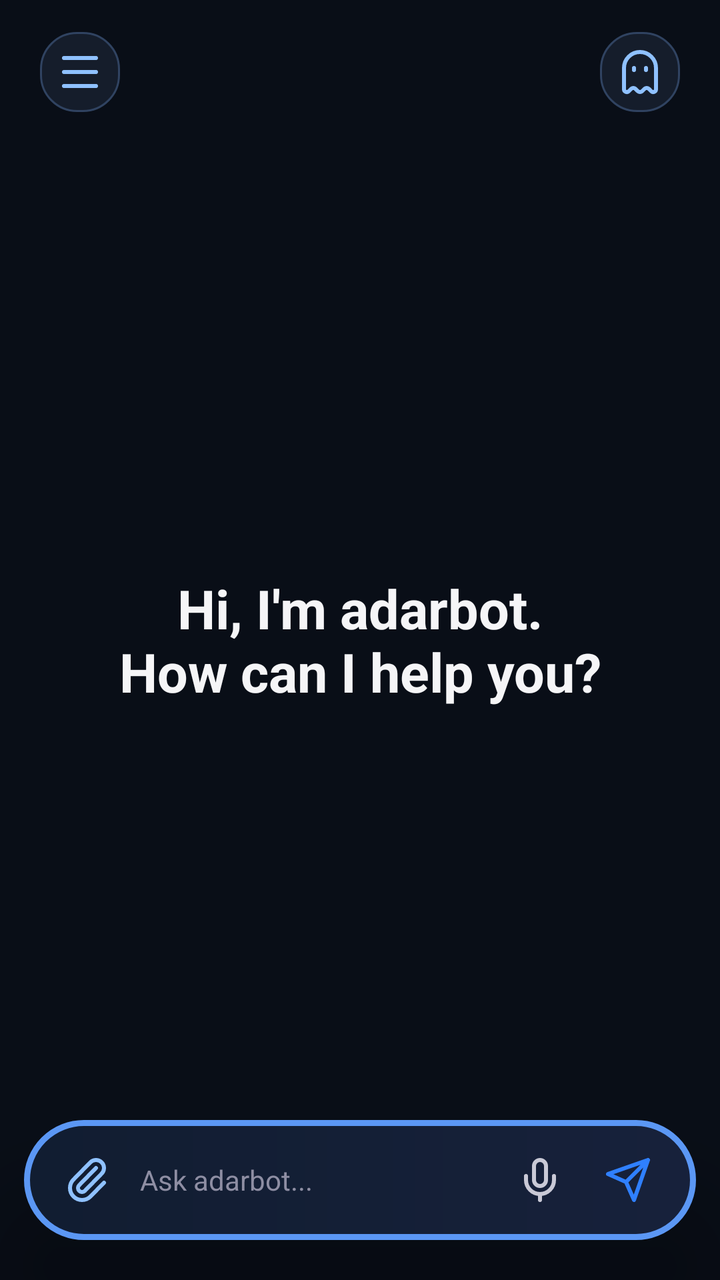
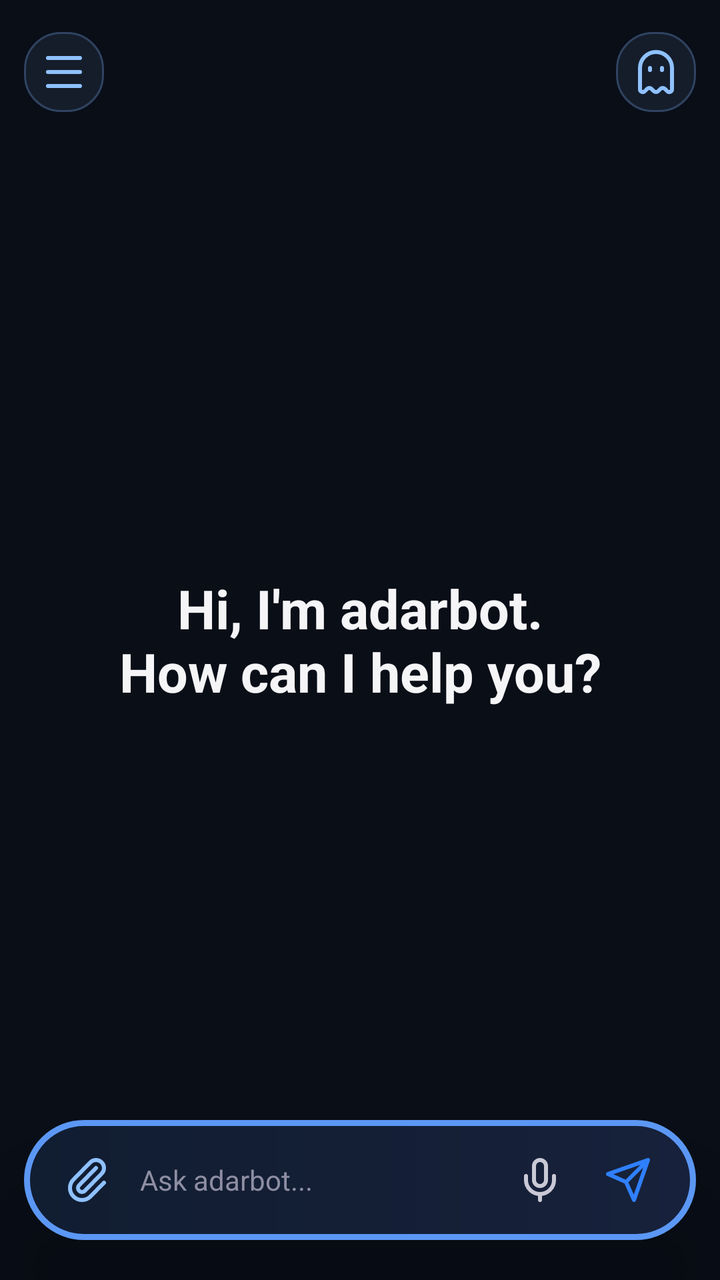

Two renders of the same Android screen: before a commit and after it. Below are the layout's source before the change and the commit's diff.
<!-- AndroidManifest.xml: activity theme Theme.NemotronVoiceIME -->
<!-- res/layout/activity_chat.xml -->
<?xml version="1.0" encoding="utf-8"?>
<FrameLayout xmlns:android="http://schemas.android.com/apk/res/android"
    android:layout_width="match_parent"
    android:layout_height="match_parent"
    android:background="#090E17">

    <LinearLayout
        android:layout_width="match_parent"
        android:layout_height="match_parent"
        android:orientation="vertical">

    <FrameLayout
        android:layout_width="match_parent"
        android:layout_height="0dp"
        android:layout_weight="1">
        <androidx.recyclerview.widget.RecyclerView
            android:id="@+id/recyclerMessages"
            android:layout_width="match_parent"
            android:layout_height="match_parent"
            android:scrollbars="none"
            android:clipToPadding="false"
            android:paddingTop="92dp"
            android:paddingBottom="112dp" />
        <TextView
            android:id="@+id/welcomeView"
            android:layout_width="match_parent"
            android:layout_height="wrap_content"
            android:layout_gravity="center"
            android:gravity="center"
            android:text="Hi, I'm adarbot.\nHow can I help you?"
            android:textColor="#F5F5F7"
            android:textSize="27sp"
            android:textStyle="bold" />
    </FrameLayout>

    </LinearLayout>

    
    <LinearLayout
        android:layout_width="match_parent"
        android:layout_height="56dp"
        android:layout_gravity="top|center_horizontal"
        android:layout_marginLeft="12dp"
        android:layout_marginTop="8dp"
        android:layout_marginRight="12dp"
        android:background="@android:color/transparent"
        android:gravity="center_vertical"
        android:orientation="horizontal"
        android:paddingLeft="0dp"
        android:paddingRight="0dp">
        <LinearLayout
            android:layout_width="48dp"
            android:layout_height="40dp"
            android:gravity="center_vertical|end">
            <ImageButton
                android:id="@+id/btnMenuChat"
                android:layout_width="40dp"
                android:layout_height="40dp"
                android:background="@drawable/bg_chip"
                android:contentDescription="Open chat menu"
                android:padding="8dp"
                android:src="@drawable/ic_menu"
                android:tint="#8FC1FF" />
            <ImageButton
                android:id="@+id/btnBack"
                android:layout_width="40dp"
                android:layout_height="40dp"
                android:background="?attr/selectableItemBackgroundBorderless"
                android:contentDescription="Back"
                android:padding="8dp"
                android:src="@drawable/ic_back"
                android:tint="#EDEDF0"
                android:visibility="gone" />
        </LinearLayout>
        <TextView
            android:id="@+id/convTitle"
            android:layout_width="0dp"
            android:layout_height="match_parent"
            android:layout_weight="1"
            android:ellipsize="end"
            android:gravity="center"
            android:maxLines="1"
            android:text="adarbot"
            android:textColor="#EDEDF0"
            android:textSize="17sp"
            android:textStyle="bold"
            android:visibility="invisible" />
        <LinearLayout
            android:layout_width="48dp"
            android:layout_height="40dp"
            android:gravity="center_vertical">
            <ImageButton
                android:id="@+id/btnIncognitoHome"
                android:layout_width="40dp"
                android:layout_height="40dp"
                android:background="@drawable/bg_chip"
                android:contentDescription="New incognito chat"
                android:padding="9dp"
                android:src="@drawable/ic_ghost"
                android:tint="#8FC1FF" />
            <ImageButton
                android:id="@+id/btnDelete"
                android:layout_width="40dp"
                android:layout_height="40dp"
                android:background="@drawable/bg_chip"
                android:contentDescription="Delete conversation"
                android:padding="10dp"
                android:src="@drawable/ic_trash"
                android:tint="#8FC1FF"
                android:visibility="gone" />
        </LinearLayout>
    </LinearLayout>

    <LinearLayout
        android:id="@+id/chatAttachmentPreview"
        android:layout_width="wrap_content"
        android:layout_height="wrap_content"
        android:layout_gravity="bottom|start"
        android:layout_marginLeft="22dp"
        android:layout_marginBottom="82dp"
        android:orientation="horizontal"
        android:gravity="center_vertical"
        android:padding="6dp"
        android:background="@drawable/bg_assist_preview"
        android:clipToOutline="true"
        android:elevation="24dp"
        android:visibility="gone">
        <ImageView
            android:id="@+id/chatAttachmentImage"
            android:layout_width="72dp"
            android:layout_height="48dp"
            android:background="@drawable/bg_assist_preview"
            android:clipToOutline="true"
            android:contentDescription="Attachment preview"
            android:outlineProvider="background"
            android:scaleType="centerCrop"
            android:visibility="gone" />
        <ImageView
            android:id="@+id/chatFileIcon"
            android:layout_width="32dp"
            android:layout_height="32dp"
            android:layout_marginLeft="6dp"
            android:contentDescription="File icon"
            android:src="@drawable/ic_file"
            android:tint="#8FC1FF"
            android:visibility="gone" />
        <TextView
            android:id="@+id/chatFileName"
            android:layout_width="wrap_content"
            android:layout_height="wrap_content"
            android:layout_marginLeft="8dp"
            android:layout_marginRight="8dp"
            android:ellipsize="end"
            android:maxLines="1"
            android:maxWidth="140dp"
            android:textColor="#EDEDF0"
            android:textSize="13sp"
            android:visibility="gone" />
        <ImageButton
            android:id="@+id/chatAttachmentRemove"
            android:layout_width="28dp"
            android:layout_height="28dp"
            android:background="@drawable/bg_assist_icon"
            android:contentDescription="Remove attachment"
            android:padding="6dp"
            android:src="@drawable/ic_close"
            android:tint="#FFFFFF" />
    </LinearLayout>

    
    <LinearLayout
        android:id="@+id/chatComposer"
        android:layout_width="match_parent"
        android:layout_height="wrap_content"
        android:layout_gravity="bottom"
        android:layout_marginLeft="12dp"
        android:layout_marginRight="12dp"
        android:layout_marginTop="14dp"
        android:layout_marginBottom="20dp"
        android:background="@drawable/bg_float_bar"
        android:elevation="24dp"
        android:translationZ="8dp"
        android:gravity="end"
        android:orientation="vertical"
        android:paddingLeft="12dp"
        android:paddingTop="8dp"
        android:paddingRight="12dp"
        android:paddingBottom="8dp">

        <TextView
            android:id="@+id/modelChip"
            android:layout_width="wrap_content"
            android:layout_height="wrap_content"
            android:layout_marginRight="4dp"
            android:layout_marginBottom="3dp"
            android:background="@drawable/bg_chip"
            android:paddingLeft="12dp"
            android:paddingTop="5dp"
            android:paddingRight="12dp"
            android:paddingBottom="5dp"
            android:text="DeepSeek"
            android:textColor="#C9C9D6"
            android:textSize="12sp"
            android:visibility="gone" />

        <LinearLayout
            android:layout_width="match_parent"
            android:layout_height="wrap_content"
            android:gravity="center_vertical"
            android:orientation="horizontal">

        <ImageButton
            android:id="@+id/btnAttach"
            android:layout_width="40dp"
            android:layout_height="44dp"
            android:background="@android:color/transparent"
            android:contentDescription="Attach"
            android:padding="9dp"
            android:src="@drawable/ic_attach"
            android:tint="#8FC1FF" />

        <EditText
            android:id="@+id/inputField"
            android:layout_width="0dp"
            android:layout_height="wrap_content"
            android:layout_weight="1"
            android:layout_marginLeft="0dp"
            android:layout_marginRight="2dp"
            android:background="@android:color/transparent"
            android:gravity="center_vertical"
            android:hint="Ask adarbot..."
            android:imeOptions="actionSend|flagNoFullscreen"
            android:importantForAutofill="no"
            android:inputType="text|textNoSuggestions"
            android:maxLines="1"
            android:singleLine="true"
            android:paddingLeft="6dp"
            android:paddingRight="6dp"
            android:textColor="#EDEDF0"
            android:textColorHint="#8E8EA3"
            android:textColorHighlight="@color/adarbot_selection"
            android:lineSpacingExtra="4dp"
            android:textSize="14sp" />

        <ImageButton
            android:id="@+id/btnMic"
            android:layout_width="44dp"
            android:layout_height="44dp"
            android:background="@android:color/transparent"
            android:contentDescription="Voice input"
            android:padding="10dp"
            android:src="@drawable/ic_mic"
            android:tint="#C9C9D6" />

        <FrameLayout
            android:layout_width="44dp"
            android:layout_height="44dp">
            <ImageButton
                android:id="@+id/btnSend"
                android:layout_width="match_parent"
                android:layout_height="match_parent"
                android:background="@android:color/transparent"
                android:contentDescription="Send"
                android:padding="10dp"
                android:src="@drawable/ic_send"
                android:tint="#2F80FF" />
        </FrameLayout>
        </LinearLayout>
    </LinearLayout>
</FrameLayout>
<!-- resources referenced by this layout -->
<resources>
  <color name="adarbot_selection">#335B97F4</color>
  <!-- drawable bg_assist_preview (drawable) -->
  <shape xmlns:android="http://schemas.android.com/apk/res/android" android:shape="rectangle">
      <solid android:color="#171B24" />
      <corners android:radius="28dp" />
  </shape>
  <!-- drawable bg_chip (drawable) -->
  <shape xmlns:android="http://schemas.android.com/apk/res/android"
      android:shape="rectangle">
      <solid android:color="#151D2B" />
      <stroke android:width="1dp" android:color="#304361" />
      <corners android:radius="18dp" />
  </shape>
  <!-- drawable bg_float_bar (drawable) -->
  <shape xmlns:android="http://schemas.android.com/apk/res/android" android:shape="rectangle">
      <gradient android:angle="0" android:startColor="#111D31" android:endColor="#17213B" />
      <stroke android:width="3dp" android:color="#5B97F4" />
      <corners android:radius="36dp" />
  </shape>
  <!-- drawable ic_back (drawable) -->
  <vector xmlns:android="http://schemas.android.com/apk/res/android" android:width="24dp" android:height="24dp" android:viewportWidth="24" android:viewportHeight="24">
      <path android:fillColor="#00000000" android:strokeColor="#FFFFFFFF" android:strokeWidth="2" android:strokeLineCap="round" android:strokeLineJoin="round" android:pathData="M12,19L5,12L12,5M19,12L5,12" />
  </vector>
  <!-- drawable ic_close (drawable) -->
  <vector xmlns:android="http://schemas.android.com/apk/res/android" android:width="24dp" android:height="24dp" android:viewportWidth="24" android:viewportHeight="24">
      <path android:fillColor="#00000000" android:strokeColor="#FFFFFFFF" android:strokeWidth="2" android:strokeLineCap="round" android:pathData="M18,6L6,18M6,6L18,18" />
  </vector>
  <!-- drawable ic_menu (drawable) -->
  <vector xmlns:android="http://schemas.android.com/apk/res/android" android:width="24dp" android:height="24dp" android:viewportWidth="24" android:viewportHeight="24">
      <path android:fillColor="#00000000" android:strokeColor="#FFFFFFFF" android:strokeWidth="2" android:strokeLineCap="round" android:pathData="M4,5L20,5M4,12L20,12M4,19L20,19" />
  </vector>
  <!-- drawable ic_mic (drawable) -->
  <vector xmlns:android="http://schemas.android.com/apk/res/android" android:width="24dp" android:height="24dp" android:viewportWidth="24" android:viewportHeight="24">
      <path android:fillColor="#00000000" android:strokeColor="#FFFFFFFF" android:strokeWidth="2" android:strokeLineCap="round" android:strokeLineJoin="round" android:pathData="M12,19L12,22M19,10L19,12A7,7 0,0 1,5,12L5,10M9,5A3,3 0,0 1,15,5L15,12A3,3 0,0 1,9,12Z" />
  </vector>
  <!-- drawable ic_send (drawable) -->
  <vector xmlns:android="http://schemas.android.com/apk/res/android" android:width="24dp" android:height="24dp" android:viewportWidth="24" android:viewportHeight="24">
      <path android:fillColor="#00000000" android:strokeColor="#FFFFFFFF" android:strokeWidth="2" android:strokeLineCap="round" android:strokeLineJoin="round" android:pathData="M22,2L11,13M22,2L15,22L11,13L2,9Z" />
  </vector>
  <style name="Theme.NemotronVoiceIME" parent="Theme.Material3.DayNight.NoActionBar">
          <item name="colorPrimary">@color/accent</item>
          <item name="colorPrimaryVariant">@color/accent_dark</item>
          <item name="colorOnPrimary">@color/text_light</item>
          <item name="colorControlActivated">@color/adarbot_accent</item>
          <item name="android:statusBarColor">@color/bg_primary</item>
      </style>
  <color name="accent">#76B900</color>
  <color name="accent_dark">#5A8C00</color>
  <color name="text_light">#FFFFFF</color>
  <color name="adarbot_accent">#5B97F4</color>
  <color name="bg_primary">#1A1A2E</color>
  <!-- unchanged entries left out for length: 5 -->
</resources>

<!-- the commit's change to res/layout/activity_chat.xml (unified diff, before → after) -->
@@ -51,7 +51,7 @@
         <LinearLayout
             android:layout_width="48dp"
             android:layout_height="40dp"
-            android:gravity="center_vertical|end">
+            android:gravity="center_vertical|start">
             <ImageButton
                 android:id="@+id/btnMenuChat"
                 android:layout_width="40dp"
@@ -88,7 +88,7 @@
         <LinearLayout
             android:layout_width="48dp"
             android:layout_height="40dp"
-            android:gravity="center_vertical">
+            android:gravity="center_vertical|end">
             <ImageButton
                 android:id="@+id/btnIncognitoHome"
                 android:layout_width="40dp"
